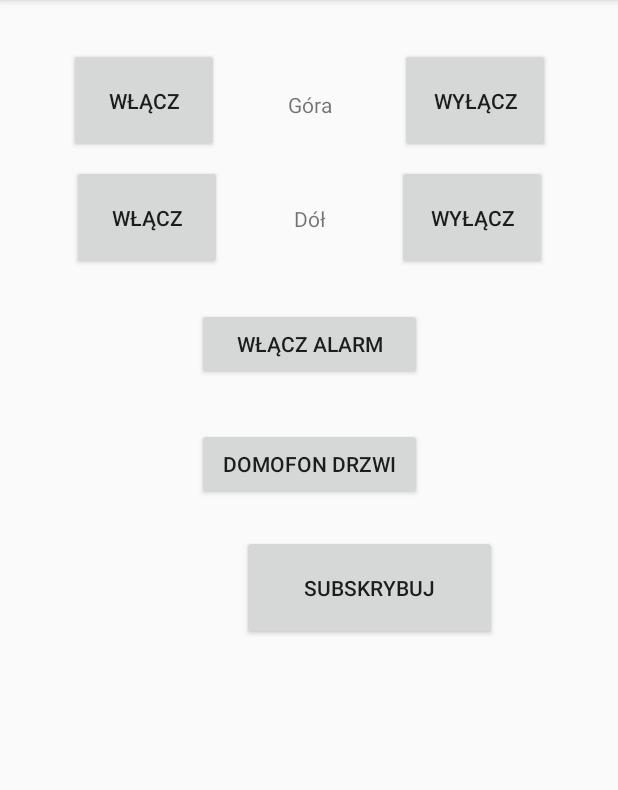
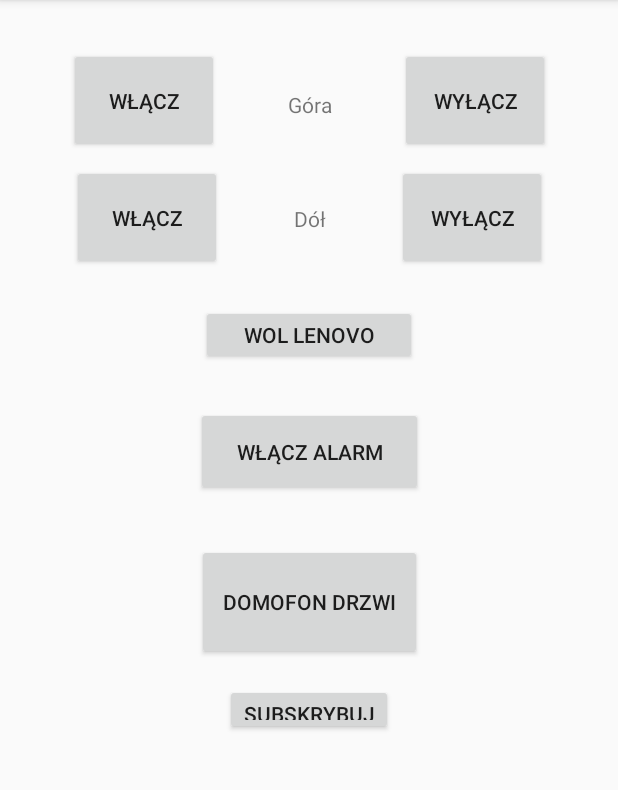
Before and after one commit to dawid73/MQTT_Connect_R-pi, an Android app: the screen it shows after launch (MqttButtons), on a phone screen of 412 x 824 dp, the part 84-874 px from its top. Run offline under Robolectric (Android 15) with nearby library versions, the phone set to English and light mode, and no system bars; 2 statements that could not run were skipped.

```diff
--- a/app/src/main/res/layout/activity_mqtt_buttons.xml
+++ b/app/src/main/res/layout/activity_mqtt_buttons.xml
@@ -8,9 +8,23 @@
     tools:layout_editor_absoluteY="81dp">
 
     <Button
+        android:id="@+id/btn_subskrybuj"
+        android:layout_width="112dp"
+        android:layout_height="34dp"
+        android:layout_marginEnd="8dp"
+        android:layout_marginLeft="8dp"
+        android:layout_marginRight="8dp"
+        android:layout_marginStart="8dp"
+        android:layout_marginTop="16dp"
+        android:text="Subskrybuj"
+        app:layout_constraintEnd_toEndOf="parent"
+        app:layout_constraintStart_toStartOf="parent"
+        app:layout_constraintTop_toBottomOf="@+id/btn_domofon_door" />
+
+    <Button
         android:id="@+id/btn_domofon_door"
         android:layout_width="150dp"
-        android:layout_height="wrap_content"
+        android:layout_height="77dp"
         android:layout_marginEnd="8dp"
         android:layout_marginLeft="8dp"
         android:layout_marginRight="8dp"
@@ -111,27 +125,30 @@
 
     <Button
         android:id="@+id/btn_alarm_on"
-        android:layout_width="150dp"
-        android:layout_height="wrap_content"
+        android:layout_width="151dp"
+        android:layout_height="59dp"
         android:layout_marginEnd="8dp"
         android:layout_marginLeft="8dp"
         android:layout_marginRight="8dp"
         android:layout_marginStart="8dp"
-        android:layout_marginTop="50dp"
+        android:layout_marginTop="116dp"
         android:text="Włącz alarm"
         app:layout_constraintEnd_toEndOf="parent"
         app:layout_constraintStart_toStartOf="parent"
         app:layout_constraintTop_toBottomOf="@+id/textView2" />
 
     <Button
-        android:id="@+id/btn_test_subsribe"
-        android:layout_width="170dp"
-        android:layout_height="70dp"
-        android:layout_marginLeft="30dp"
-        android:layout_marginStart="30dp"
-        android:layout_marginTop="23dp"
-        android:text="Subskrybuj"
-        app:layout_constraintStart_toStartOf="@+id/btn_domofon_door"
-        app:layout_constraintTop_toBottomOf="@+id/btn_domofon_door" />
+        android:id="@+id/btn_wol_lenovo"
+        android:layout_width="144dp"
+        android:layout_height="40dp"
+        android:layout_marginBottom="28dp"
+        android:layout_marginEnd="8dp"
+        android:layout_marginLeft="8dp"
+        android:layout_marginRight="8dp"
+        android:layout_marginStart="8dp"
+        android:text="WOL Lenovo"
+        app:layout_constraintBottom_toTopOf="@+id/btn_alarm_on"
+        app:layout_constraintEnd_toEndOf="parent"
+        app:layout_constraintStart_toStartOf="parent" />
 
 </android.support.constraint.ConstraintLayout>
```
